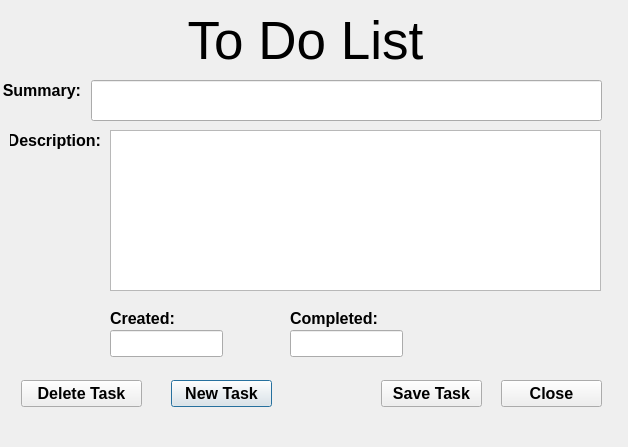
The window that Collection/Tools/collection/designer/ui_tasks.ui (JimFowler/books) describes before a commit, drawn with Qt 5.
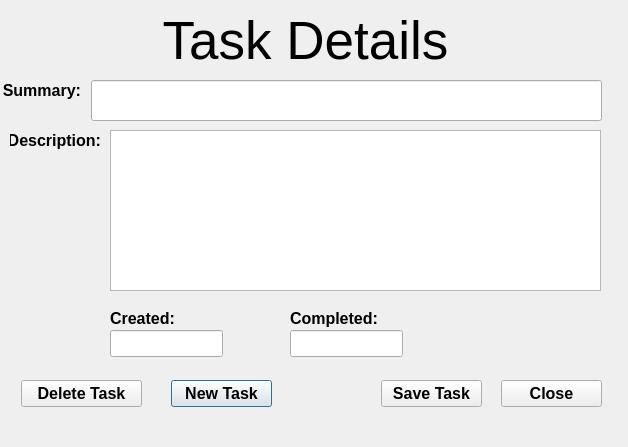
The same window after the commit.

Commit message:
a few more changes to make task naming consistent
 Changes to be committed:
	modified:   Collection/Tools/collection/designer/ui_tasks.ui
	modified:   Collection/Tools/collection/tasks.py

```diff
--- a/Collection/Tools/collection/designer/ui_tasks.ui
+++ b/Collection/Tools/collection/designer/ui_tasks.ui
@@ -120,7 +120,7 @@
     </font>
    </property>
    <property name="text">
-    <string>To Do List</string>
+    <string>Task Details</string>
    </property>
    <property name="alignment">
     <set>Qt::AlignCenter</set>
```
The commit also changes 1 other file.
